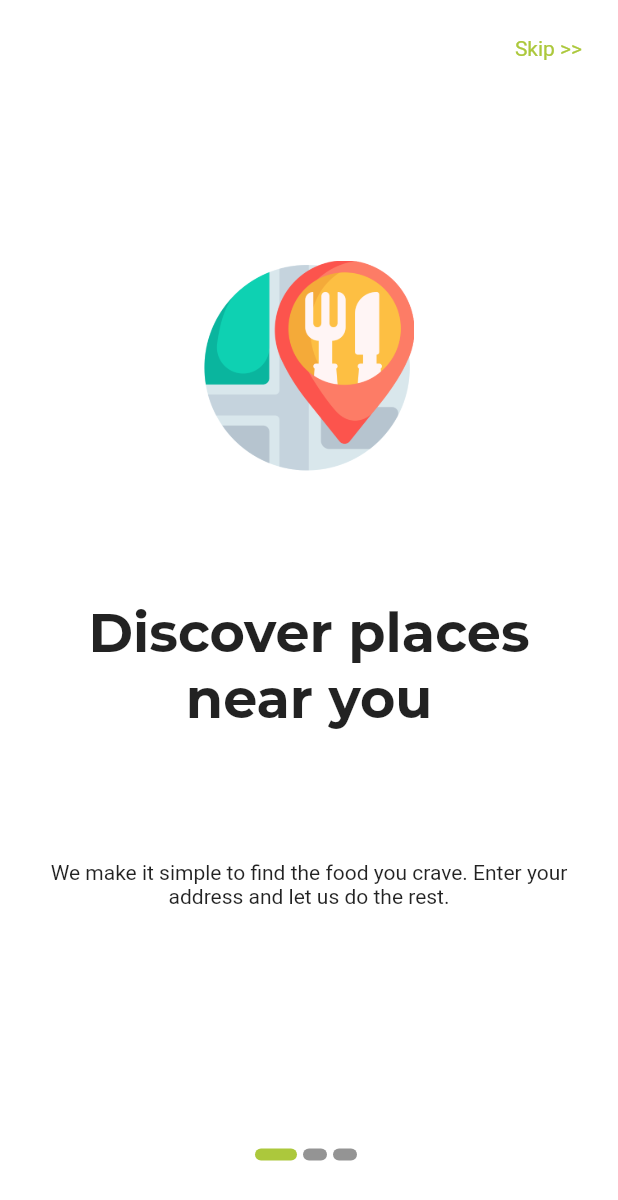
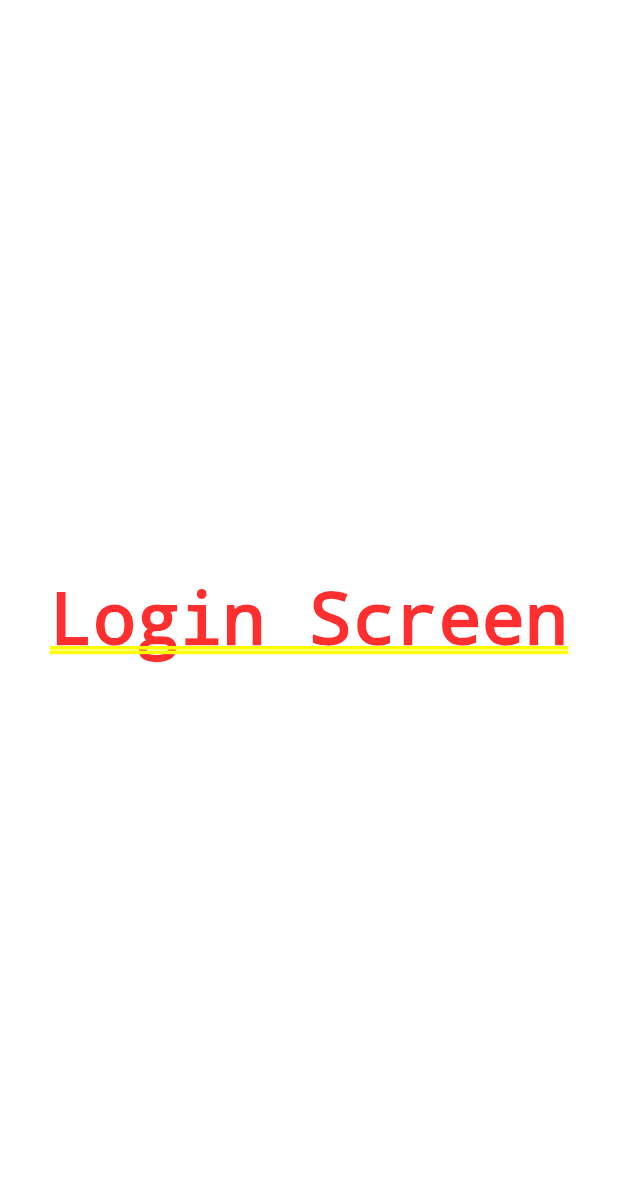
Before and after one commit to huymichael/food-delivery-mobile-app, a Flutter app: the screen it shows after launch, after a tap on "Skip >>", on a phone screen of 412 x 824 dp. Shown: the top 1200 px of the screen. Run offline on Flutter 3.47's test engine with Material 2 defaults, Android fonts, the phone set to English and light mode, and no system bars.

Commit message:
navigate to login screen

```diff
--- /dev/null
+++ b/lib/views/screens/login/login_screen.dart
@@ -0,0 +1,17 @@
+import 'package:flutter/material.dart';
+
+class LoginScreen extends StatefulWidget {
+  @override
+  _LoginScreenState createState() => _LoginScreenState();
+}
+
+class _LoginScreenState extends State<LoginScreen> {
+  @override
+  Widget build(BuildContext context) {
+    return Container(
+      child: Center(
+        child: Text('Login Screen'),
+      ),
+    );
+  }
+}
--- a/lib/views/screens/onboarding/components/onboarding_body.dart
+++ b/lib/views/screens/onboarding/components/onboarding_body.dart
@@ -1,6 +1,8 @@
 import 'package:flutter/material.dart';
+import 'package:food_mobile/routes/routes.dart';
 import 'package:food_mobile/utils/const/color_const.dart';
 import 'package:food_mobile/utils/const/image_const.dart';
+import 'package:food_mobile/views/screens/login/login_screen.dart';
 import 'package:food_mobile/views/screens/onboarding/components/oboarding_content.dart';
 
 class OnBoardingBody extends StatefulWidget {
@@ -48,6 +50,7 @@ class _OnBoardingBodyState extends State<OnBoardingBody> {
                 child: InkWell(
                   onTap: () {
                     print('MJ leave onboarding');
+                    Routing().navigateTo(context, LoginScreen());
                   },
                   child: Text(
                     'Skip >>',
```
